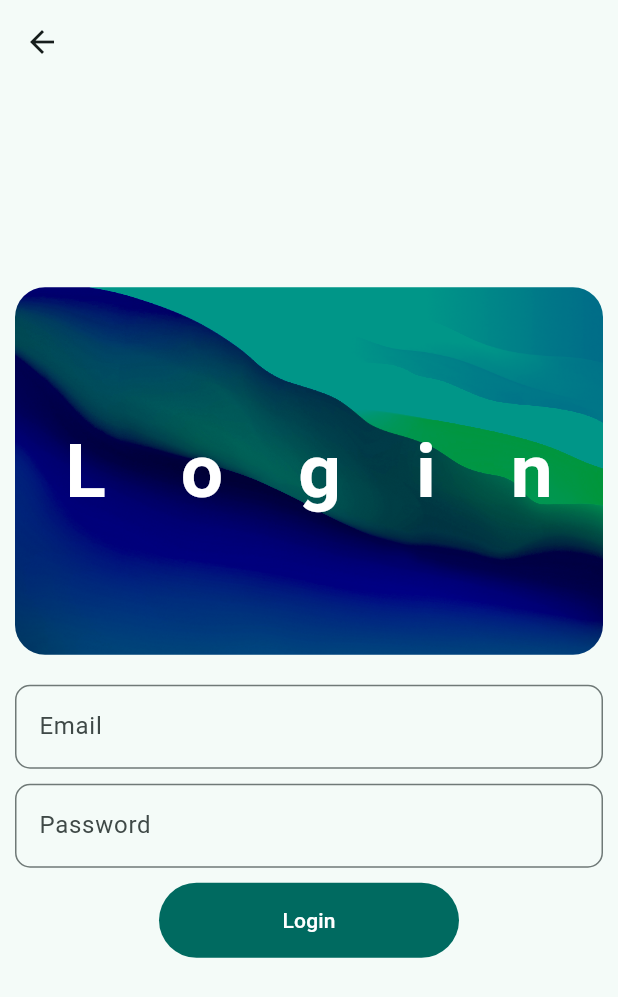
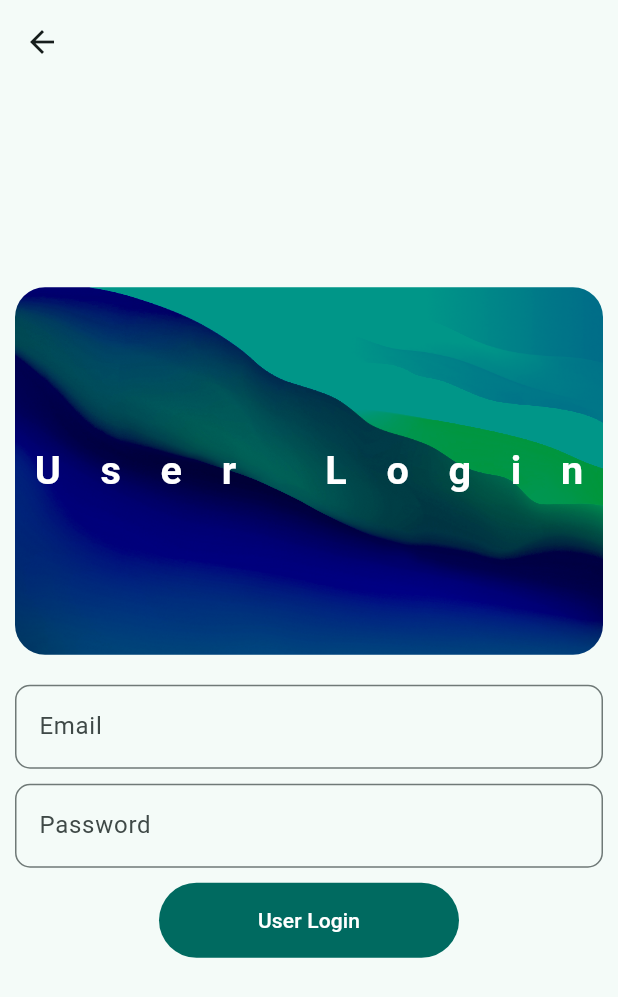
Before and after one commit to krishan226/my_first_Flutter_Practice01, a Flutter app: the screen it shows after launch, after a tap on "Get Started", on a phone screen of 412 x 824 dp. Shown: the top 997 px of the screen. Run offline on Flutter 3.47's test engine with Material 3 defaults, Android fonts, the phone set to English and light mode, and no system bars; our stand-ins replace lottie.

Commit message:
passed data(title) -- welcome to loginPage --(onCard and Button)

```diff
--- a/lib/Views/Pages/loginpage.dart
+++ b/lib/Views/Pages/loginpage.dart
@@ -5,7 +5,13 @@ import 'package:my_first_flutter/Views/widget_tree.dart';
 TextEditingController controller = TextEditingController();
 
 class LoginPage extends StatefulWidget {
-  const LoginPage({super.key});
+  const LoginPage({
+    super.key,
+    required this.title,
+  });
+
+//MARK:  Variables
+  final String title;
 
   @override
   State<LoginPage> createState() => _LoginPageState();
@@ -36,7 +42,7 @@ class _LoginPageState extends State<LoginPage> {
               mainAxisAlignment: MainAxisAlignment.center,
               children: [
                 HeroWidget(
-                  title: 'Login',
+                  title: widget.title,
                 ),
                 SizedBox(
                   height: 20,
@@ -84,7 +90,7 @@ class _LoginPageState extends State<LoginPage> {
                   style: FilledButton.styleFrom(
                     minimumSize: Size(200, 50.0),
                   ),
-                  child: Text('Login'),
+                  child: Text(widget.title),
                 ),
                 SizedBox(
                   height: 50.0,
--- a/lib/Views/Pages/welcomepage.dart
+++ b/lib/Views/Pages/welcomepage.dart
@@ -36,7 +36,9 @@ class WelcomePage extends StatelessWidget {
                         context,
                         MaterialPageRoute(
                           builder: (context) {
-                            return LoginPage();
+                            return LoginPage(
+                              title: 'User Login',
+                            );
                           },
                         ),
                       );
```
